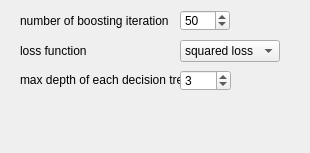
Above: _AlgorithmsPlugins/OpenCV/paramsGBRegress.ui from b4silio/MLDemos before the change. Below: the same form after it.
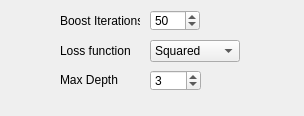
That is the form after the change.

What changed in the file:
```diff
--- a/_AlgorithmsPlugins/OpenCV/paramsGBRegress.ui
+++ b/_AlgorithmsPlugins/OpenCV/paramsGBRegress.ui
@@ -6,8 +6,8 @@
    <rect>
     <x>0</x>
     <y>0</y>
-    <width>310</width>
-    <height>153</height>
+    <width>304</width>
+    <height>116</height>
    </rect>
   </property>
   <property name="windowTitle">
@@ -16,9 +16,9 @@
   <widget class="QComboBox" name="boostLossType">
    <property name="geometry">
     <rect>
-     <x>180</x>
+     <x>150</x>
      <y>40</y>
-     <width>100</width>
+     <width>90</width>
      <height>22</height>
     </rect>
    </property>
@@ -32,7 +32,7 @@
    </property>
    <item>
     <property name="text">
-     <string>squared loss</string>
+     <string>Squared</string>
     </property>
    </item>
    <item>
@@ -49,9 +49,9 @@
   <widget class="QLabel" name="label_13">
    <property name="geometry">
     <rect>
-     <x>20</x>
+     <x>60</x>
      <y>10</y>
-     <width>171</width>
+     <width>80</width>
      <height>21</height>
     </rect>
    </property>
@@ -61,15 +61,15 @@
     </font>
    </property>
    <property name="text">
-    <string>number of boosting iteration</string>
+    <string>Boost Iterations</string>
    </property>
   </widget>
   <widget class="QLabel" name="label_19">
    <property name="geometry">
     <rect>
-     <x>20</x>
+     <x>60</x>
      <y>70</y>
-     <width>190</width>
+     <width>80</width>
      <height>20</height>
     </rect>
    </property>
@@ -79,15 +79,15 @@
     </font>
    </property>
    <property name="text">
-    <string>max depth of each decision tree</string>
+    <string>Max Depth</string>
    </property>
   </widget>
   <widget class="QLabel" name="label_23">
    <property name="geometry">
     <rect>
-     <x>20</x>
+     <x>60</x>
      <y>40</y>
-     <width>100</width>
+     <width>80</width>
      <height>21</height>
     </rect>
    </property>
@@ -97,13 +97,13 @@
     </font>
    </property>
    <property name="text">
-    <string>loss function</string>
+    <string>Loss function</string>
    </property>
   </widget>
   <widget class="QSpinBox" name="boostTreeDepths">
    <property name="geometry">
     <rect>
-     <x>180</x>
+     <x>150</x>
      <y>70</y>
      <width>51</width>
      <height>21</height>
@@ -130,7 +130,7 @@
   <widget class="QSpinBox" name="boostIters">
    <property name="geometry">
     <rect>
-     <x>180</x>
+     <x>150</x>
      <y>10</y>
      <width>50</width>
      <height>21</height>
```
Left out of the diff: 4 changed lines with no effect on the pictures.
